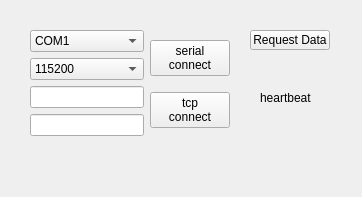
This is Connection/connection.ui in UAVWorks/Q3DGroundStation as Qt 5 draws it before an edit. The edited form follows.
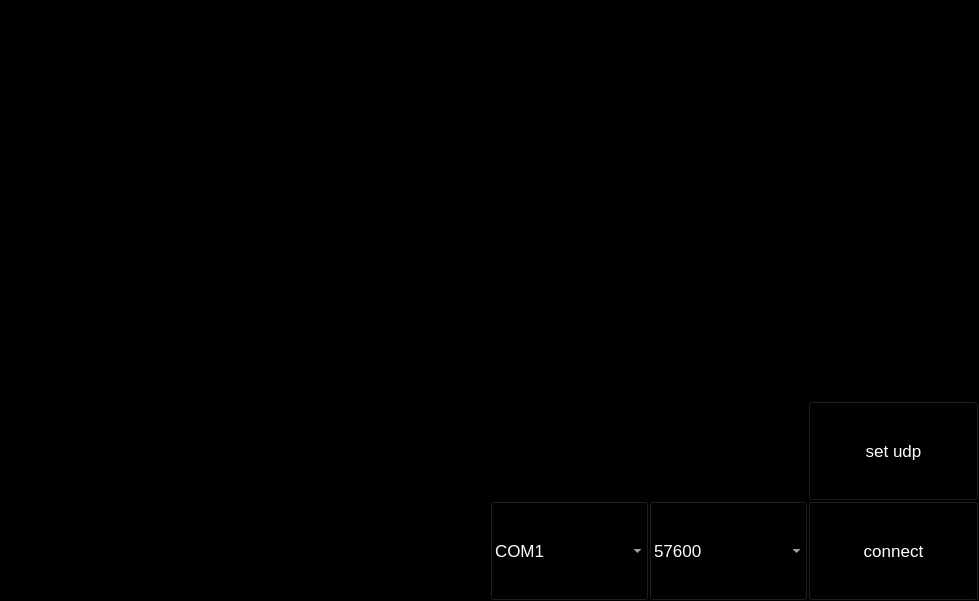
This is the edited form. Custom widgets are drawn as their Qt base class.

The edit to the form file:
```diff
--- a/Connection/connection.ui
+++ b/Connection/connection.ui
@@ -6,8 +6,8 @@
    <rect>
     <x>0</x>
     <y>0</y>
-    <width>362</width>
-    <height>197</height>
+    <width>979</width>
+    <height>601</height>
    </rect>
   </property>
   <property name="windowTitle">
@@ -17,35 +17,140 @@
    <bool>false</bool>
   </property>
   <property name="styleSheet">
-   <string notr="true"/>
+   <string notr="true">background-color: rgb(0, 0, 0);</string>
   </property>
-  <widget class="QPushButton" name="request_data_btn">
-   <property name="geometry">
-    <rect>
-     <x>250</x>
-     <y>30</y>
-     <width>80</width>
-     <height>20</height>
-    </rect>
+  <layout class="QVBoxLayout" name="verticalLayout_4" stretch="0">
+   <property name="spacing">
+    <number>0</number>
    </property>
-   <property name="text">
-    <string>Request Data</string>
+   <property name="leftMargin">
+    <number>0</number>
    </property>
-  </widget>
-  <widget class="QWidget" name="layoutWidget">
-   <property name="geometry">
-    <rect>
-     <x>30</x>
-     <y>30</y>
-     <width>200</width>
-     <height>110</height>
-    </rect>
-   </property>
-   <layout class="QHBoxLayout" name="horizontalLayout">
+   <property name="topMargin">
+    <number>0</number>
+   </property>
+   <property name="rightMargin">
+    <number>0</number>
+   </property>
+   <property name="bottomMargin">
+    <number>0</number>
+   </property>
+   <item>
+    <layout class="QHBoxLayout" name="horizontalLayout_4" stretch="1,1">
+     <property name="spacing">
+      <number>0</number>
+     </property>
+     <item>
+      <widget class="QTextEdit" name="uav_mag">
+       <property name="styleSheet">
+        <string notr="true">color: rgb(85, 0, 255);</string>
+       </property>
+      </widget>
+     </item>
+     <item>
+      <layout class="QVBoxLayout" name="verticalLayout_3" stretch="2,1">
+       <property name="spacing">
+        <number>0</number>
+       </property>
+       <property name="leftMargin">
+        <number>0</number>
+       </property>
+       <item>
+        <widget class="Uav" name="uav" native="true">
+         <property name="sizePolicy">
+          <sizepolicy hsizetype="Preferred" vsizetype="Preferred">
+           <horstretch>0</horstretch>
+           <verstretch>0</verstretch>
+          </sizepolicy>
+         </property>
+         <property name="styleSheet">
+          <string notr="true">background-color: rgb(0, 0, 0);</string>
+         </property>
+        </widget>
+       </item>
+       <item>
+        <layout class="QHBoxLayout" name="horizontalLayout_3">
+         <property name="spacing">
+          <number>0</number>
+         </property>
+         <property name="leftMargin">
+          <number>0</number>
+         </property>
+         <property name="topMargin">
+          <number>0</number>
+         </property>
+         <property name="rightMargin">
+          <number>0</number>
+         </property>
+         <property name="bottomMargin">
+          <number>0</number>
+         </property>
     <item>
      <layout class="QVBoxLayout" name="verticalLayout_2">
+           <property name="spacing">
+            <number>0</number>
+           </property>
+           <item>
+            <layout class="QHBoxLayout" name="horizontalLayout_2">
+             <property name="leftMargin">
+              <number>0</number>
+             </property>
+             <item>
+              <widget class="QLineEdit" name="udp_ip">
+               <property name="sizePolicy">
+                <sizepolicy hsizetype="Minimum" vsizetype="Preferred">
+                 <horstretch>0</horstretch>
+                 <verstretch>0</verstretch>
+                </sizepolicy>
+               </property>
+               <property name="font">
+                <font>
+                 <pointsize>13</pointsize>
+                </font>
+               </property>
+               <property name="styleSheet">
+                <string notr="true">color: rgb(255, 255, 255);</string>
+               </property>
+              </widget>
+             </item>
+             <item>
+              <widget class="QLineEdit" name="udp_port">
+               <property name="sizePolicy">
+                <sizepolicy hsizetype="Minimum" vsizetype="Preferred">
+                 <horstretch>0</horstretch>
+                 <verstretch>0</verstretch>
+                </sizepolicy>
+               </property>
+               <property name="font">
+                <font>
+                 <pointsize>13</pointsize>
+                </font>
+               </property>
+               <property name="styleSheet">
+                <string notr="true">color: rgb(255, 255, 255);</string>
+               </property>
+              </widget>
+             </item>
+            </layout>
+           </item>
+           <item>
+            <layout class="QHBoxLayout" name="horizontalLayout">
       <item>
        <widget class="QComboBox" name="serialport_select">
+               <property name="sizePolicy">
+                <sizepolicy hsizetype="Minimum" vsizetype="Preferred">
+                 <horstretch>0</horstretch>
+                 <verstretch>0</verstretch>
+                </sizepolicy>
+               </property>
+               <property name="font">
+                <font>
+                 <pointsize>13</pointsize>
+                </font>
+               </property>
+               <property name="styleSheet">
+                <string notr="true">color: rgb(255, 255, 255);</string>
+               </property>
         <item>
          <property name="text">
           <string>COM1</string>
@@ -65,6 +170,25 @@
       </item>
       <item>
        <widget class="QComboBox" name="bps_select">
+               <property name="sizePolicy">
+                <sizepolicy hsizetype="Minimum" vsizetype="Preferred">
+                 <horstretch>0</horstretch>
+                 <verstretch>0</verstretch>
+                </sizepolicy>
+               </property>
+               <property name="font">
+                <font>
+                 <pointsize>13</pointsize>
+                </font>
+               </property>
+               <property name="styleSheet">
+                <string notr="true">color: rgb(255, 255, 255);</string>
+               </property>
+               <item>
+                <property name="text">
+                 <string>57600</string>
+                </property>
+               </item>
         <item>
          <property name="text">
           <string>115200</string>
@@ -77,50 +201,72 @@
         </item>
        </widget>
       </item>
-      <item>
-       <widget class="QLineEdit" name="tcp_ip"/>
-      </item>
-      <item>
-       <widget class="QLineEdit" name="tcp_port"/>
-      </item>
+            </layout>
+           </item>
      </layout>
     </item>
     <item>
-     <layout class="QVBoxLayout" name="verticalLayout_3">
-      <item>
-       <widget class="QPushButton" name="serial_connect">
-        <property name="text">
-         <string>serial
-connect</string>
-        </property>
-       </widget>
-      </item>
+          <layout class="QVBoxLayout" name="verticalLayout">
       <item>
        <widget class="QPushButton" name="connect_tcp">
+             <property name="sizePolicy">
+              <sizepolicy hsizetype="Minimum" vsizetype="Preferred">
+               <horstretch>0</horstretch>
+               <verstretch>0</verstretch>
+              </sizepolicy>
+             </property>
+             <property name="font">
+              <font>
+               <pointsize>13</pointsize>
+              </font>
+             </property>
+             <property name="styleSheet">
+              <string notr="true">color: rgb(255, 255, 255);</string>
+             </property>
         <property name="text">
-         <string>tcp
-connect</string>
+              <string>set udp</string>
         </property>
        </widget>
       </item>
-     </layout>
-    </item>
-   </layout>
-  </widget>
-  <widget class="QLabel" name="heartbeat_label">
-   <property name="geometry">
-    <rect>
-     <x>260</x>
-     <y>90</y>
-     <width>61</width>
-     <height>16</height>
-    </rect>
-   </property>
+           <item>
+            <widget class="QPushButton" name="serial_connect">
+             <property name="sizePolicy">
+              <sizepolicy hsizetype="Minimum" vsizetype="Preferred">
+               <horstretch>0</horstretch>
+               <verstretch>0</verstretch>
+              </sizepolicy>
+             </property>
+             <property name="font">
+              <font>
+               <pointsize>13</pointsize>
+              </font>
+             </property>
+             <property name="styleSheet">
+              <string notr="true">color: rgb(255, 255, 255);</string>
+             </property>
    <property name="text">
-    <string>heartbeat</string>
-   </property>
-  </widget>
+              <string>connect</string>
+             </property>
+            </widget>
+           </item>
+          </layout>
+         </item>
+        </layout>
+       </item>
+      </layout>
+     </item>
+    </layout>
+   </item>
+  </layout>
  </widget>
+ <customwidgets>
+  <customwidget>
+   <class>Uav</class>
+   <extends>QWidget</extends>
+   <header>Uav\uav.h</header>
+   <container>1</container>
+  </customwidget>
+ </customwidgets>
  <resources/>
  <connections/>
 </ui>
```
Left out of the diff: 5 changed lines with no effect on the pictures. Lines whose indentation alone changed are shown as unchanged.
